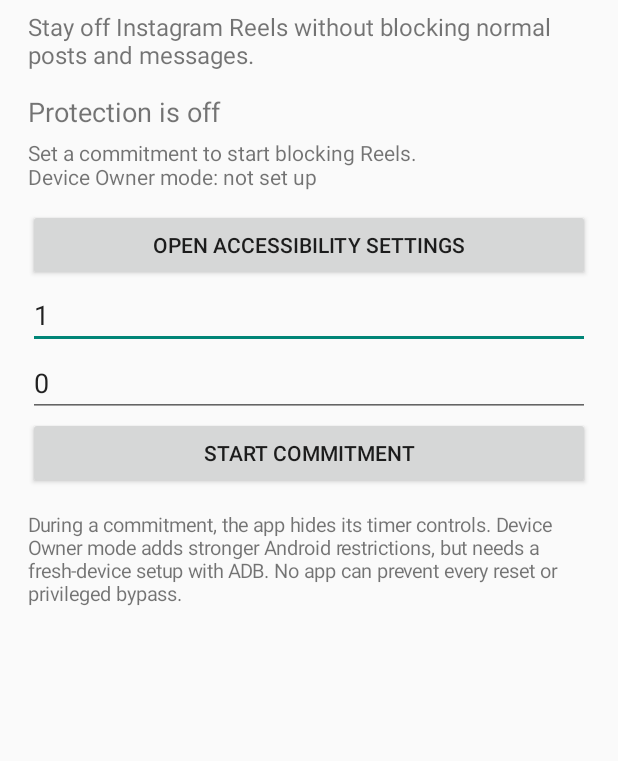
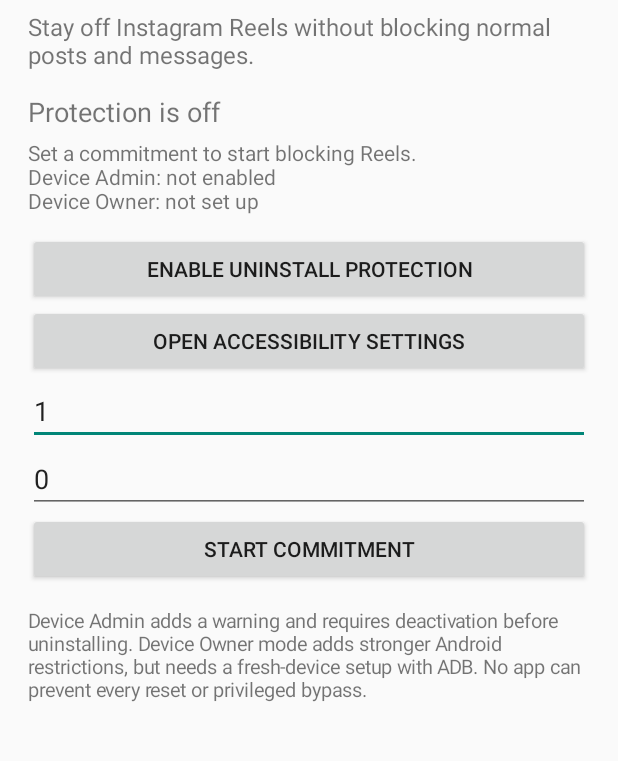
Before and after one commit to KingxKingT/NoReel, an Android app: the screen it shows after launch (MainActivity), after a tap on "START COMMITMENT", on a phone screen of 412 x 824 dp, the part 99-860 px from its top. Run offline under Robolectric (Android 15) with nearby library versions, the phone set to English and light mode, and no system bars.

Commit message:
Require basic Device Admin protection before commitments

```diff
--- a/app/src/main/java/com/kingxkingt/noreel/MainActivity.kt
+++ b/app/src/main/java/com/kingxkingt/noreel/MainActivity.kt
@@ -1,6 +1,7 @@
 package com.kingxkingt.noreel
 
 import android.app.Activity
+import android.app.admin.DevicePolicyManager
 import android.content.ComponentName
 import android.content.Intent
 import android.os.Bundle
@@ -17,6 +18,7 @@ import android.widget.Toast
 class MainActivity : Activity() {
     private lateinit var status: TextView
     private lateinit var detail: TextView
+    private lateinit var adminButton: Button
     private lateinit var daysInput: EditText
     private lateinit var hoursInput: EditText
     private lateinit var startButton: Button
@@ -53,6 +55,12 @@ class MainActivity : Activity() {
         root.addView(status)
         root.addView(detail)
 
+        adminButton = Button(this).apply {
+            text = "Enable uninstall protection"
+            setOnClickListener { requestDeviceAdmin() }
+        }
+        root.addView(adminButton)
+
         root.addView(Button(this).apply {
             text = "Open Accessibility Settings"
             setOnClickListener {
@@ -80,7 +88,7 @@ class MainActivity : Activity() {
         root.addView(startButton)
 
         root.addView(TextView(this).apply {
-            text = "During a commitment, the app hides its timer controls. Device Owner mode adds stronger Android restrictions, but needs a fresh-device setup with ADB. No app can prevent every reset or privileged bypass."
+            text = "Device Admin adds a warning and requires deactivation before uninstalling. Device Owner mode adds stronger Android restrictions, but needs a fresh-device setup with ADB. No app can prevent every reset or privileged bypass."
             textSize = 13f
             setPadding(0, 22, 0, 0)
         })
@@ -89,11 +97,28 @@ class MainActivity : Activity() {
         refreshScreen()
     }
 
+    private fun requestDeviceAdmin() {
+        val admin = ComponentName(this, NoReelAdminReceiver::class.java)
+        val intent = Intent(DevicePolicyManager.ACTION_ADD_DEVICE_ADMIN)
+            .putExtra(DevicePolicyManager.EXTRA_DEVICE_ADMIN, admin)
+            .putExtra(
+                DevicePolicyManager.EXTRA_ADD_EXPLANATION,
+                "NoReel uses Device Admin to make uninstalling harder during your commitment. You can deactivate it in Android security settings."
+            )
+        startActivity(intent)
+    }
+
     private fun beginCommitment() {
         val days = daysInput.text.toString().toLongOrNull() ?: 0L
         val hours = hoursInput.text.toString().toLongOrNull() ?: 0L
         if (days !in 0..365 || hours !in 0..23 || (days == 0L && hours == 0L)) {
             Toast.makeText(this, "Choose at least 1 hour, up to 365 days.", Toast.LENGTH_LONG).show()
+            return
+        }
+
+        if (!ProtectionPolicy.isAdminActive(this)) {
+            Toast.makeText(this, "Enable uninstall protection first.", Toast.LENGTH_LONG).show()
+            requestDeviceAdmin()
             return
         }
 
@@ -109,7 +134,7 @@ class MainActivity : Activity() {
         Toast.makeText(
             this,
             if (hardened) "Commitment started. Device Owner restrictions applied."
-            else "Commitment started. Standard protection is active.",
+            else "Commitment started. Basic uninstall protection is active.",
             Toast.LENGTH_LONG
         ).show()
         refreshScreen(until)
@@ -125,13 +150,10 @@ class MainActivity : Activity() {
     private fun refreshScreen(untilOverride: Long? = null) {
         val until = untilOverride ?: CommitmentTimer.activeUntil(this)
         val active = until > System.currentTimeMillis()
-        status.text = if (active) {
-            "Commitment active"
-        } else {
-            "Protection is off"
-        }
+        val adminActive = ProtectionPolicy.isAdminActive(this)
+        val owner = ProtectionPolicy.isDeviceOwner(this)
 
-        val owner = ProtectionPolicy.isDeviceOwner(this)
+        status.text = if (active) "Commitment active" else "Protection is off"
         detail.text = buildString {
             if (active) {
                 append("Ends: ")
@@ -140,9 +162,12 @@ class MainActivity : Activity() {
                 append("Set a commitment to start blocking Reels.")
             }
             append("\n")
-            append(if (owner) "Device Owner mode: available" else "Device Owner mode: not set up")
+            append(if (adminActive) "Device Admin: enabled" else "Device Admin: not enabled")
+            append("\n")
+            append(if (owner) "Device Owner: enabled (stronger restrictions)" else "Device Owner: not set up")
         }
 
+        adminButton.visibility = if (adminActive) View.GONE else View.VISIBLE
         daysInput.visibility = if (active) View.GONE else View.VISIBLE
         hoursInput.visibility = if (active) View.GONE else View.VISIBLE
         startButton.visibility = if (active) View.GONE else View.VISIBLE
```
